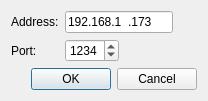
Above: trunk/src/edr/src/plugins/imuCostume/ui/ConnectCostumeInputDialog.ui from mk4me/hm-mde-one before the change. Below: the same form after it.
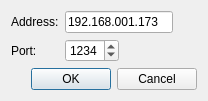
That is the form after the change.

The edit to the form file:
```diff
--- a/trunk/src/edr/src/plugins/imuCostume/ui/ConnectCostumeInputDialog.ui
+++ b/trunk/src/edr/src/plugins/imuCostume/ui/ConnectCostumeInputDialog.ui
@@ -35,7 +35,7 @@
         <string>009.009.009.009</string>
        </property>
        <property name="text">
-        <string>192.168.1.173</string>
+        <string>192.168.001.173</string>
        </property>
        <property name="maxLength">
         <number>15</number>
```
